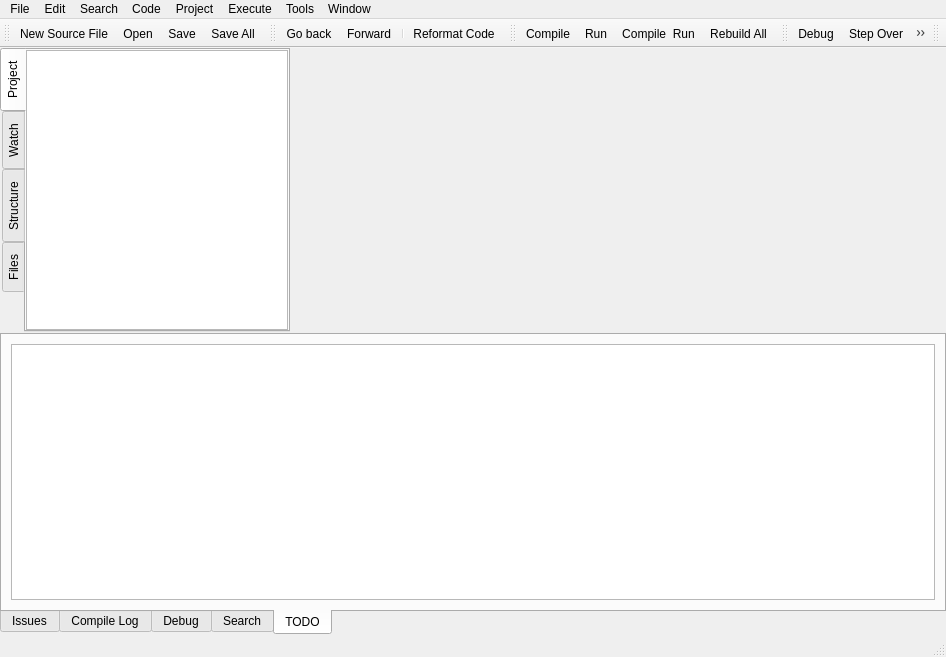
Above: RedPandaIDE/mainwindow.ui from royqh1979/RedPanda-CPP before the change. Below: the same form after it.
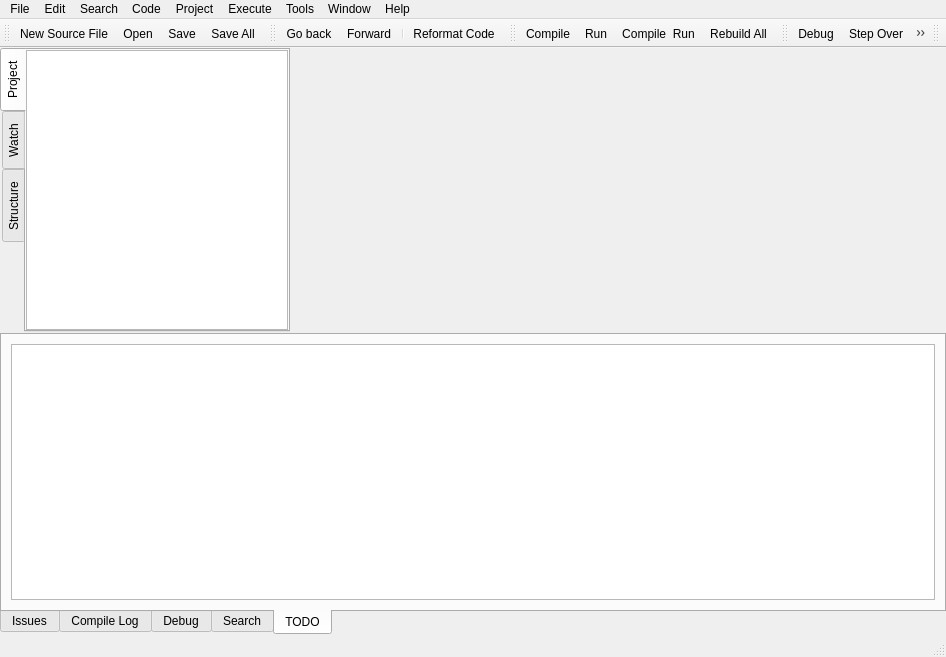
That is the form after the change. The open tabs and pages were chosen to show the change. Icons and pictures are not drawn. Custom widgets are drawn as their Qt base class.

```diff
--- a/RedPandaIDE/mainwindow.ui
+++ b/RedPandaIDE/mainwindow.ui
@@ -192,11 +192,6 @@
              </item>
             </layout>
            </widget>
-           <widget class="QWidget" name="tabFiles">
-            <attribute name="title">
-             <string>Files</string>
-            </attribute>
-           </widget>
           </widget>
           <widget class="QWidget" name="EditorPanel" native="true">
            <property name="sizePolicy">
@@ -944,6 +939,12 @@
     <addaction name="separator"/>
     <addaction name="actionProject_options"/>
    </widget>
+   <widget class="QMenu" name="menuHelp">
+    <property name="title">
+     <string>Help</string>
+    </property>
+    <addaction name="actionAbout"/>
+   </widget>
    <addaction name="menuFile"/>
    <addaction name="menuEdit"/>
    <addaction name="menuSearch"/>
@@ -952,6 +953,7 @@
    <addaction name="menuExecute"/>
    <addaction name="menuTools"/>
    <addaction name="menuWindow"/>
+   <addaction name="menuHelp"/>
   </widget>
   <widget class="QStatusBar" name="statusbar"/>
   <widget class="QToolBar" name="toolbarMain">
```
Left out of the diff: 15 changed lines with no effect on the pictures.
